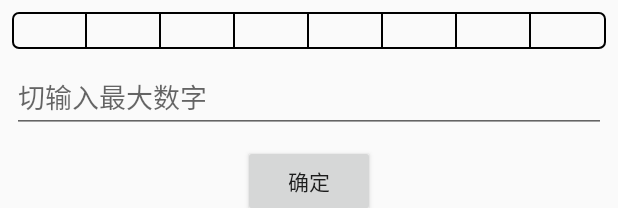
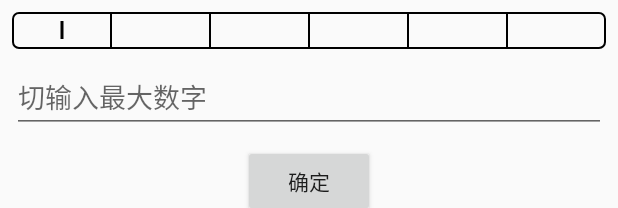
Before and after one commit to huxiaowei008/AndroidDemo, an Android app: the layout activity_input.xml on its own in the app's theme, with its tools: preview values and no code run, on a phone screen of 412 x 824 dp. Shown: the top 208 px of the screen. Run offline under Robolectric (Android 15) with nearby library versions, the phone set to English and light mode, and no system bars.

Commit message:
12月2日 输入框控件修改

```diff
--- a/app/src/main/AndroidManifest.xml
+++ b/app/src/main/AndroidManifest.xml
@@ -19,7 +19,7 @@
         android:supportsRtl="true"
         android:theme="@style/AppTheme"
         tools:replace="android:label,android:theme">
-        <activity android:name=".mvp.main.MainActivity">
+        <activity android:name=".mvp.InputActivity">
             <intent-filter>
                 <action android:name="android.intent.action.MAIN" />
 
@@ -43,7 +43,7 @@
         <activity android:name=".mvp.QRActivity" />
         <activity android:name=".mvp.newzxing.NewZxingActivity" />
         <activity android:name=".mvp.camera2.Camera2Activity" />
-        <activity android:name=".mvp.InputActivity" />
+        <!--<activity android:name=".mvp.InputActivity" />-->
         <!--glide配置-->
         <!--<meta-data-->
         <!--android:name="GlideConfiguration"-->
--- a/app/src/main/res/layout/activity_input.xml
+++ b/app/src/main/res/layout/activity_input.xml
@@ -15,7 +15,7 @@
         app:layout_constraintEnd_toEndOf="parent"
         app:layout_constraintStart_toStartOf="parent"
         app:layout_constraintTop_toTopOf="parent"
-        app:maxLength="8"
+        app:maxLength="6"
         app:isConnect="true"
         app:textBackground="@color/cyan_500"
         app:textBackgroundSelected="@drawable/ic_crop_original" />
--- a/frame/src/main/java/com/hxw/frame/widget/InputView.java
+++ b/frame/src/main/java/com/hxw/frame/widget/InputView.java
@@ -1,5 +1,6 @@
 package com.hxw.frame.widget;
 
+import android.annotation.SuppressLint;
 import android.content.Context;
 import android.content.res.ColorStateList;
 import android.content.res.TypedArray;
@@ -10,10 +11,13 @@ import android.graphics.Rect;
 import android.graphics.RectF;
 import android.graphics.drawable.ColorDrawable;
 import android.graphics.drawable.Drawable;
-import android.support.v7.widget.AppCompatTextView;
+import android.support.v7.widget.AppCompatEditText;
 import android.text.InputFilter;
 import android.text.TextPaint;
+import android.text.TextUtils;
 import android.util.AttributeSet;
+import android.view.MotionEvent;
+import android.view.inputmethod.InputMethodManager;
 
 import com.hxw.frame.R;
 
@@ -26,7 +30,7 @@ import timber.log.Timber;
  * @date 2017/11/7
  */
 
-public class InputView extends AppCompatTextView {
+public class InputView extends AppCompatEditText {
 
     private Context mContext;
     private ColorStateList textColor;
@@ -49,7 +53,6 @@ public class InputView extends AppCompatTextView {
     private int boxMargin; //字符方块的margin
 
     private int currentTextLength;
-    private String text;
     private TextPaint textPaint = new TextPaint(Paint.ANTI_ALIAS_FLAG);
     private Paint paint;
     private RectF rectF;
@@ -60,7 +63,13 @@ public class InputView extends AppCompatTextView {
     private Drawable backgroundDrawable;
     private Drawable backgroundSelectedDrawable;
     private boolean isConnect;
+    private boolean isFocused;
 
+    private int cursorPosition;//光标的位置
+    private String[] textArray;
+    private int boxWidth;
+
+    private InputMethodManager imm;//软键盘
 
     public InputView(Context context) {
         this(context, null);
@@ -85,7 +94,7 @@ public class InputView extends AppCompatTextView {
             }
             backgroundDrawable = a.getDrawable(R.styleable.InputView_textBackground);
             backgroundSelectedDrawable = a.getDrawable(R.styleable.InputView_textBackgroundSelected);
-            maxLength = a.getInt(R.styleable.InputView_maxLength, -1);
+            maxLength = a.getInt(R.styleable.InputView_maxLength, 4);
             boxMargin = a.getDimensionPixelOffset(R.styleable.InputView_boxMargin, dp2px(mContext, 4));
             isConnect = a.getBoolean(R.styleable.InputView_isConnect, false);
             strokeWidth = a.getDimensionPixelOffset(R.styleable.InputView_strokeWidth, dp2px(mContext, 1));
@@ -97,9 +106,8 @@ public class InputView extends AppCompatTextView {
         //设置光标不可见
         setCursorVisible(false);
         setMaxLines(1);
-        if (maxLength > 0) {
-            setFilters(new InputFilter[]{new InputFilter.LengthFilter(maxLength)});
-        }
+        setFilters(new InputFilter[]{new InputFilter.LengthFilter(maxLength)});
+        textArray = new String[maxLength];
         if (backgroundDrawable == null) {
             backgroundDrawable = new ColorDrawable(Color.parseColor("#00000000"));
         }
@@ -116,26 +124,28 @@ public class InputView extends AppCompatTextView {
         textPaint.density = getResources().getDisplayMetrics().density;
         textPaint.setFakeBoldText(false);
         textPaint.setTextSkewX(0);
+        textPaint.setStrokeWidth(dp2px(mContext, 2));
         if (textColor != null) {
             textPaint.setColor(textColor.getColorForState(getDrawableState(), 0));
         }
 
         textPaint.setTextAlign(Paint.Align.CENTER);
+
+        imm = (InputMethodManager) mContext.getSystemService(Context.INPUT_METHOD_SERVICE);
     }
 
     @Override
     protected void onDraw(Canvas canvas) {
-        Timber.tag("InputView").d("onDraw");
+        Timber.tag("InputView").d("onDraw select" + getSelectionStart());
         int width = getWidth();
         int height = getHeight();
 
         //大框的宽度,高度和控件一样
-        int boxWidth = width / maxLength;
+        boxWidth = width / maxLength;
         //获取宽高最小的一边调整,使宽度小于等于高度
         int min = Math.min(boxWidth, height);
         int dw = (boxWidth - min) / 2;
-        //背景最小一边的大小
-        int bgSize = min - boxMargin * 2;
+        int bgSize = min - boxMargin * 2;//背景最小一边的大小
         if (bgSize <= 0) {
             return;
         }
@@ -163,12 +173,15 @@ public class InputView extends AppCompatTextView {
             canvas.drawRoundRect(rectF, radius, radius, paint);
             for (int i = 0; i < maxLength; i++) {
                 int bright = (i + 1) * boxWidth;
-                if (i < maxLength - 1) {
-                    //最后一条线不用画
+                if (i < maxLength - 1) {//最后一条线不用画
                     canvas.drawLine(bright, 0, bright, height, paint);
                 }
                 if (i < currentTextLength) {
-                    canvas.drawText(text.substring(i, i + 1), bright - boxWidth / 2, baseline, textPaint);
+                    canvas.drawText(getText().toString().substring(i, i + 1), bright - boxWidth / 2, baseline, textPaint);
+                }
+                if (i == currentTextLength && isFocused) {
+                    canvas.drawLine(bright - boxWidth / 2, height / 2 - height / 4,
+                            bright - boxWidth / 2, height / 2 + height / 4, textPaint);
                 }
             }
 
@@ -183,7 +196,7 @@ public class InputView extends AppCompatTextView {
                     backgroundDrawable.draw(canvas);
                 }
                 if (i < currentTextLength) {
-                    canvas.drawText(text.substring(i, i + 1), box.centerX(), baseline, textPaint);
+                    canvas.drawText(getText().toString().substring(i, i + 1), box.centerX(), baseline, textPaint);
                 }
             }
         }
@@ -212,8 +225,21 @@ public class InputView extends AppCompatTextView {
     @Override
     protected void onTextChanged(CharSequence text, int start, int lengthBefore, int lengthAfter) {
         super.onTextChanged(text, start, lengthBefore, lengthAfter);
+        Timber.d("onTextChanged:text=" + text + "  start=" + start + "  lengthBefore=" + lengthBefore + "  lengthAfter=" + lengthAfter);
         this.currentTextLength = text.toString().length();
-        this.text = text.toString();
+        if (textArray == null) {
+            return;
+        }
+        cursorPosition = start + 1;
+        Timber.d("onTextChanged:select=" + getSelectionStart());
+        if (cursorPosition <= text.toString().length()) {
+            String s = text.toString().substring(start, start + 1);
+            Timber.d("s=" + s);
+            textArray[start] = s;
+            for (int i = 0; i < textArray.length; i++) {
+                Timber.d("textArray" + i + ":" + textArray[i]);
+            }
+        }
         invalidate();
     }
 
@@ -224,6 +250,7 @@ public class InputView extends AppCompatTextView {
 
     public void setMaxLength(int maxLength) {
         this.maxLength = maxLength;
+        textArray = new String[maxLength];
         setFilters(new InputFilter[]{new InputFilter.LengthFilter(maxLength)});
         invalidate();
     }
@@ -233,4 +260,41 @@ public class InputView extends AppCompatTextView {
         return (int) (dp * density + 0.5);
     }
 
+    @Override
+    protected void onFocusChanged(boolean focused, int direction, Rect previouslyFocusedRect) {
+        super.onFocusChanged(focused, direction, previouslyFocusedRect);
+        isFocused = focused;
+    }
+
+    @SuppressLint("ClickableViewAccessibility")
+    @Override
+    public boolean onTouchEvent(MotionEvent event) {
+        if (event.getAction() == MotionEvent.ACTION_UP) {
+            float x = event.getX();
+            int c = (int) x / boxWidth;
+            Timber.d("c=" + c);
+            for (int i = c; c < textArray.length; c++) {
+                if (!TextUtils.isEmpty(textArray[i])) {
+                    cursorPosition = c;
+                    invalidate();
+                    setSelection(cursorPosition);
+                    Timber.d("重绘");
+                    break;
+                }
+            }
+            if (imm != null) {
+                imm.viewClicked(this);
+                imm.showSoftInput(this, 0);
+            }
+        }
+        //这里不用返回super的方法,因为super方法里会按textView的逻辑重新设置光标位置,textView中内容的位置和现在展示的是不一样的,
+        //虽然没有显示出来,但textView中内容的位置依旧保留了
+        return true;
+    }
+
+    @Override
+    protected void onSelectionChanged(int selStart, int selEnd) {
+        super.onSelectionChanged(selStart, selEnd);
+        Timber.d("selectStart:" + selStart + "  selectEnd:" + selEnd);
+    }
 }
```
